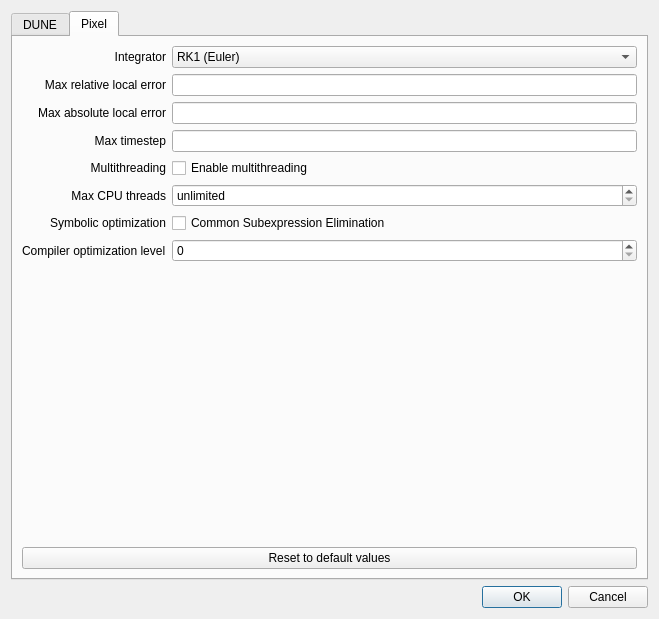
spatial-model-editor/spatial-model-editor, file gui/dialogs/dialogsimulationoptions.ui: the form before one commit.
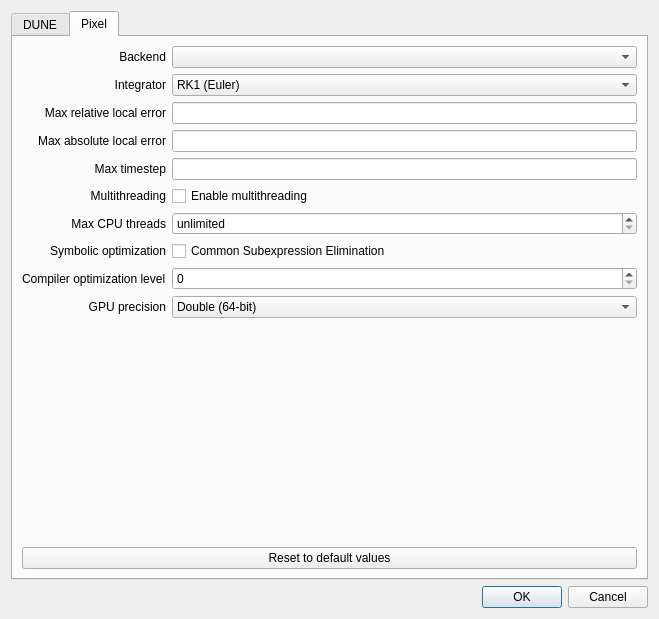
The form after the commit. The open tabs and pages were chosen to show the change.

Commit message: Add CUDA backend for pixel simulator (#1142)

The edit to the form file:
```diff
--- a/gui/dialogs/dialogsimulationoptions.ui
+++ b/gui/dialogs/dialogsimulationoptions.ui
@@ -349,7 +349,7 @@
       <layout class="QHBoxLayout" name="horizontalLayout_2">
        <item>
         <layout class="QGridLayout" name="gridLayout">
-         <item row="5" column="0">
+         <item row="6" column="0">
           <widget class="QLabel" name="lblPixelThreads">
            <property name="text">
             <string>Max CPU threads</string>
@@ -359,14 +359,14 @@
            </property>
           </widget>
          </item>
-         <item row="7" column="0">
+         <item row="8" column="0">
           <widget class="QLabel" name="lblPixelCompilerOpt">
            <property name="text">
             <string>Compiler optimization level</string>
            </property>
           </widget>
          </item>
-         <item row="8" column="0" colspan="2">
+         <item row="10" column="0" colspan="2">
           <spacer name="verticalSpacer">
            <property name="orientation">
             <enum>Qt::Vertical</enum>
@@ -379,7 +379,7 @@
            </property>
           </spacer>
          </item>
-         <item row="2" column="0">
+         <item row="3" column="0">
           <widget class="QLabel" name="lblPixelAbsErr">
            <property name="text">
             <string>Max absolute local error</string>
@@ -389,21 +389,21 @@
            </property>
           </widget>
          </item>
-         <item row="9" column="0" colspan="2">
+         <item row="11" column="0" colspan="2">
           <widget class="QPushButton" name="btnPixelReset">
            <property name="text">
             <string>Reset to default values</string>
            </property>
           </widget>
          </item>
-         <item row="3" column="1">
+         <item row="4" column="1">
           <widget class="QLineEdit" name="txtPixelDt">
            <property name="toolTip">
             <string>The maximum timestep that can be used for an integration step</string>
            </property>
           </widget>
          </item>
-         <item row="1" column="0">
+         <item row="2" column="0">
           <widget class="QLabel" name="lblPixelRelErr">
            <property name="text">
             <string>Max relative local error</string>
@@ -413,7 +413,7 @@
            </property>
           </widget>
          </item>
-         <item row="0" column="1">
+         <item row="1" column="1">
           <widget class="QComboBox" name="cmbPixelIntegrator">
            <property name="toolTip">
             <string>The Runge-Kutta integrator to be used in the simulation</string>
@@ -440,7 +440,7 @@
            </item>
           </widget>
          </item>
-         <item row="6" column="1">
+         <item row="7" column="1">
           <widget class="QCheckBox" name="chkPixelCSE">
            <property name="toolTip">
             <string>Extract common subexpressions symbolically before compiling reaction terms</string>
@@ -450,7 +450,7 @@
            </property>
           </widget>
          </item>
-         <item row="7" column="1">
+         <item row="8" column="1">
           <widget class="QSpinBox" name="spnPixelOptLevel">
            <property name="toolTip">
             <string>Higher levels do more compiler optimization passes</string>
@@ -463,7 +463,7 @@
            </property>
           </widget>
          </item>
-         <item row="6" column="0">
+         <item row="7" column="0">
           <widget class="QLabel" name="lblPixelSymbolicOpt">
            <property name="text">
             <string>Symbolic optimization</string>
@@ -473,7 +473,7 @@
            </property>
           </widget>
          </item>
-         <item row="3" column="0">
+         <item row="4" column="0">
           <widget class="QLabel" name="lblPixelDt">
            <property name="text">
             <string>Max timestep</string>
@@ -483,21 +483,21 @@
            </property>
           </widget>
          </item>
-         <item row="2" column="1">
+         <item row="3" column="1">
           <widget class="QLineEdit" name="txtPixelAbsErr">
            <property name="toolTip">
             <string>The maximum absolute error allowed for an integration step</string>
            </property>
           </widget>
          </item>
-         <item row="1" column="1">
+         <item row="2" column="1">
           <widget class="QLineEdit" name="txtPixelRelErr">
            <property name="toolTip">
             <string>The maximum relative (i.e. normalised by the concentration) error allowed for an integration step</string>
            </property>
           </widget>
          </item>
-         <item row="0" column="0">
+         <item row="1" column="0">
           <widget class="QLabel" name="lblPixelIntegrator">
            <property name="text">
             <string>Integrator</string>
@@ -507,7 +507,7 @@
            </property>
           </widget>
          </item>
-         <item row="4" column="1">
+         <item row="5" column="1">
           <widget class="QCheckBox" name="chkPixelMultithread">
            <property name="toolTip">
             <string>Using multiple CPU threads can improve performance for large models, but for small models it may reduce performance.</string>
@@ -517,7 +517,7 @@
            </property>
           </widget>
          </item>
-         <item row="4" column="0">
+         <item row="5" column="0">
           <widget class="QLabel" name="lblPixelMultithread">
            <property name="text">
             <string>Multithreading</string>
@@ -527,7 +527,7 @@
            </property>
           </widget>
          </item>
-         <item row="5" column="1">
+         <item row="6" column="1">
           <widget class="QSpinBox" name="spnPixelThreads">
            <property name="toolTip">
             <string>Limit the maximum number of CPU threads used</string>
@@ -540,6 +540,50 @@
            </property>
           </widget>
          </item>
+         <item row="0" column="0">
+          <widget class="QLabel" name="lblPixelBackend">
+           <property name="text">
+            <string>Backend</string>
+           </property>
+           <property name="alignment">
+            <set>Qt::AlignRight|Qt::AlignTrailing|Qt::AlignVCenter</set>
+           </property>
+          </widget>
+         </item>
+         <item row="0" column="1">
+          <widget class="QComboBox" name="cmbPixelBackend">
+           <property name="toolTip">
+            <string>The execution backend to be used for the pixel simulation</string>
+           </property>
+          </widget>
+         </item>
+         <item row="9" column="0">
+          <widget class="QLabel" name="lblPixelGpuPrecision">
+           <property name="text">
+            <string>GPU precision</string>
+           </property>
+           <property name="alignment">
+            <set>Qt::AlignRight|Qt::AlignTrailing|Qt::AlignVCenter</set>
+           </property>
+          </widget>
+         </item>
+         <item row="9" column="1">
+          <widget class="QComboBox" name="cmbPixelGpuPrecision">
+           <property name="toolTip">
+            <string>Floating-point precision used on the GPU. Float (32-bit) uses less memory and is faster on most GPUs, but may reduce accuracy.</string>
+           </property>
+           <item>
+            <property name="text">
+             <string>Double (64-bit)</string>
+            </property>
+           </item>
+           <item>
+            <property name="text">
+             <string>Float (32-bit)</string>
+            </property>
+           </item>
+          </widget>
+         </item>
         </layout>
        </item>
       </layout>
```
Left out of the diff: 2 changed lines with no effect on the pictures. The commit also changes 74 other files.
